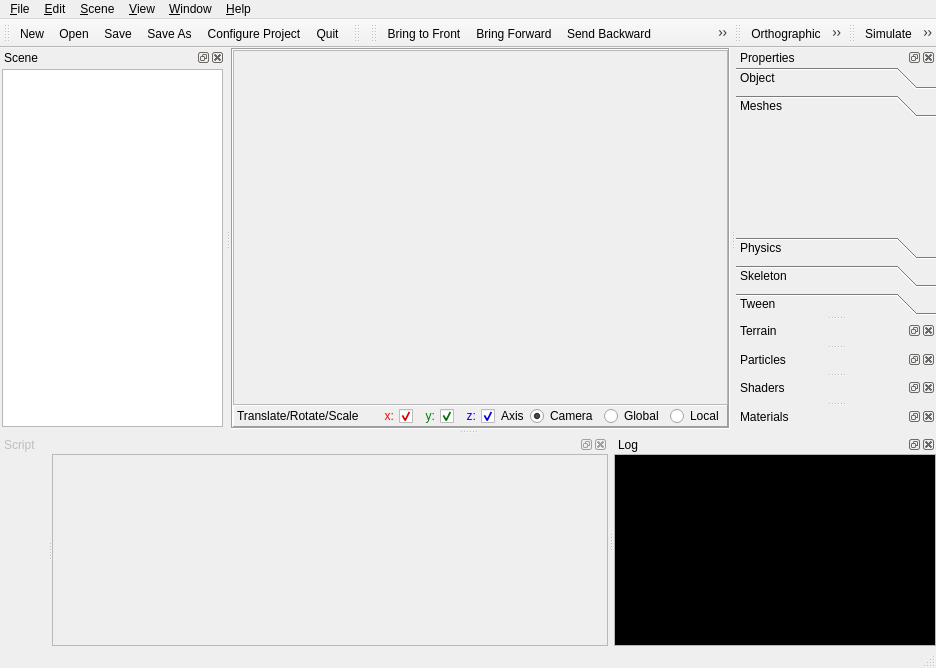
Old version of the form MagicGameEditor/mainwindow.ui in the repository srdamagia/MagicGameEditor.
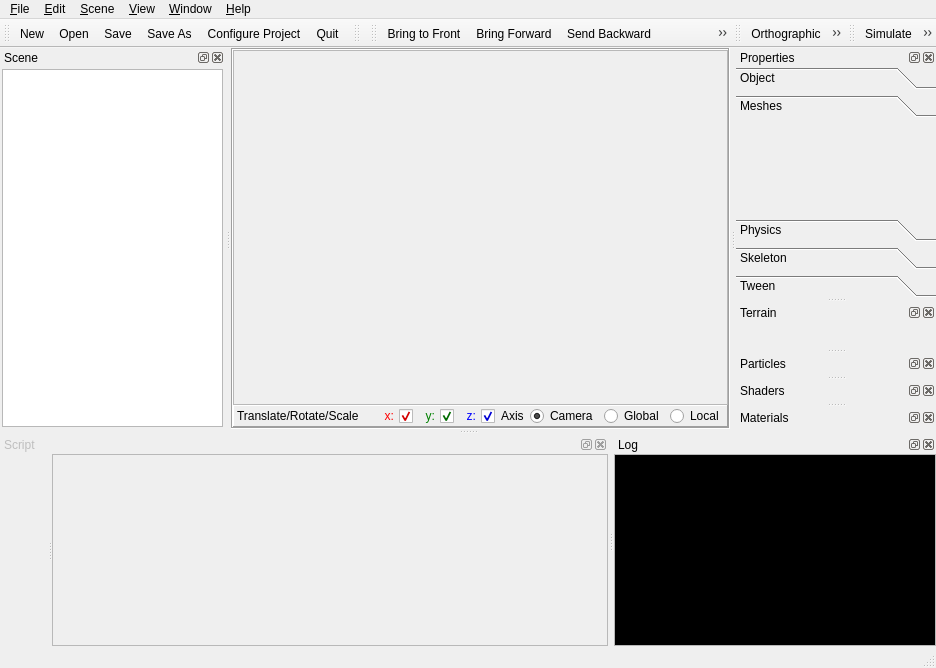
New version of the form. The open tabs and pages were chosen to show the change. Icons and pictures are not drawn.

Commit message: Terrain, Water, Vegetation

```diff
--- a/MagicGameEditor/mainwindow.ui
+++ b/MagicGameEditor/mainwindow.ui
@@ -536,8 +536,8 @@
          <rect>
           <x>0</x>
           <y>0</y>
-          <width>100</width>
-          <height>30</height>
+          <width>98</width>
+          <height>28</height>
          </rect>
         </property>
         <attribute name="label">
@@ -717,7 +717,9 @@
    <attribute name="dockWidgetArea">
     <number>2</number>
    </attribute>
-   <widget class="QWidget" name="dockWidgetContents_4"/>
+   <widget class="QWidget" name="dockWidgetContents_4">
+    <layout class="QGridLayout" name="layoutTerrain"/>
+   </widget>
   </widget>
   <widget class="QToolBar" name="view">
    <property name="windowTitle">
```
Left out of the diff: 23 changed lines with no effect on the pictures. The commit also changes 29 other files.
